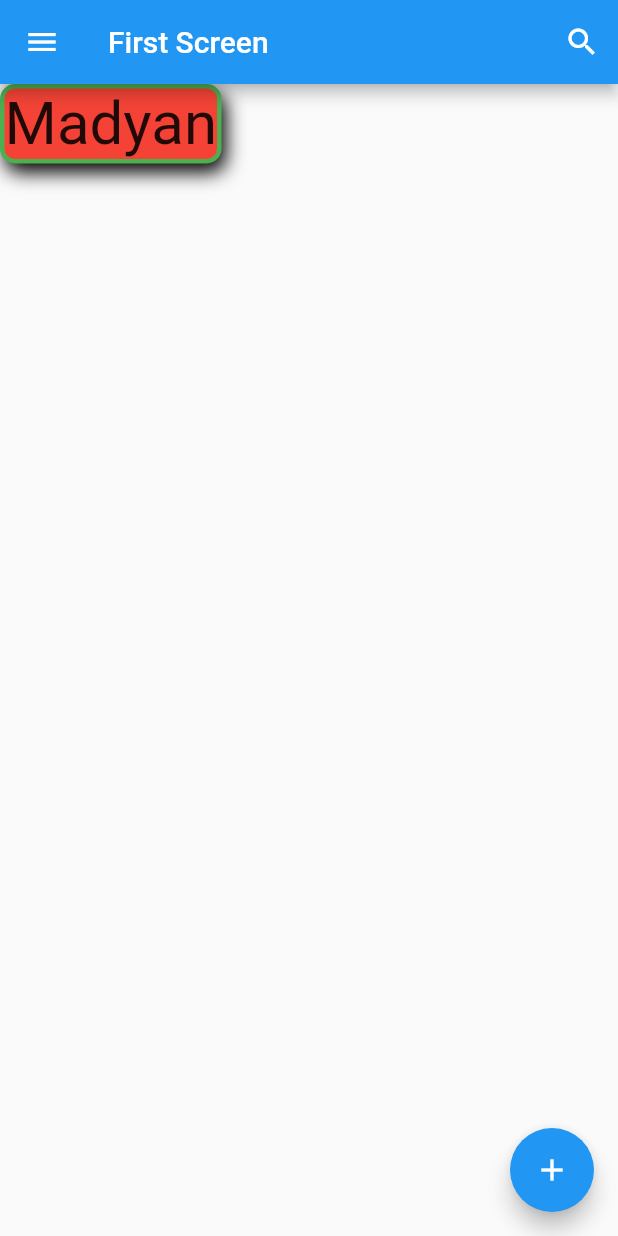
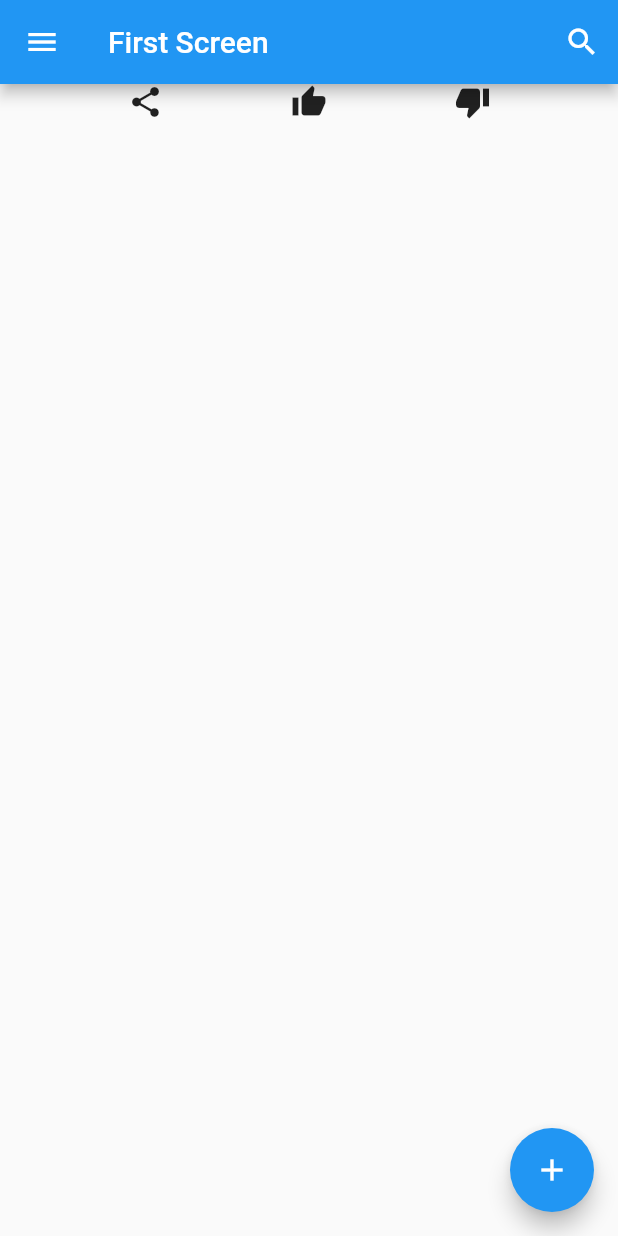
Before and after one commit to madyanes/flutter-intro-widget, a Flutter app: the screen it shows after launch, on a phone screen of 412 x 824 dp. Run offline on Flutter 3.47's test engine with Material 2 defaults, Android fonts, the phone set to English and light mode, and no system bars.

Commit message:
add Row widget mengenali widget Row

```diff
--- a/lib/main.dart
+++ b/lib/main.dart
@@ -42,24 +42,13 @@ class FirstScreen extends StatelessWidget {
           onPressed: () {},
         ),
       ),
-      body: Container(
-        decoration: BoxDecoration(
-          color: Colors.red,
-          shape: BoxShape.rectangle,
-          border: Border.all(color: Colors.green, width: 3),
-          borderRadius: BorderRadius.circular(10),
-          boxShadow: const [
-            BoxShadow(
-              color: Colors.black,
-              offset: Offset(3, 6),
-              blurRadius: 10,
-            ),
-          ],
-        ),
-        child: const Text(
-          'Madyan',
-          style: TextStyle(fontSize: 40),
-        ),
+      body: const Row(
+        mainAxisAlignment: MainAxisAlignment.spaceEvenly,
+        children: [
+          Icon(Icons.share),
+          Icon(Icons.thumb_up),
+          Icon(Icons.thumb_down),
+        ],
       ),
       floatingActionButton: FloatingActionButton(
         child: const Icon(Icons.add),
```
